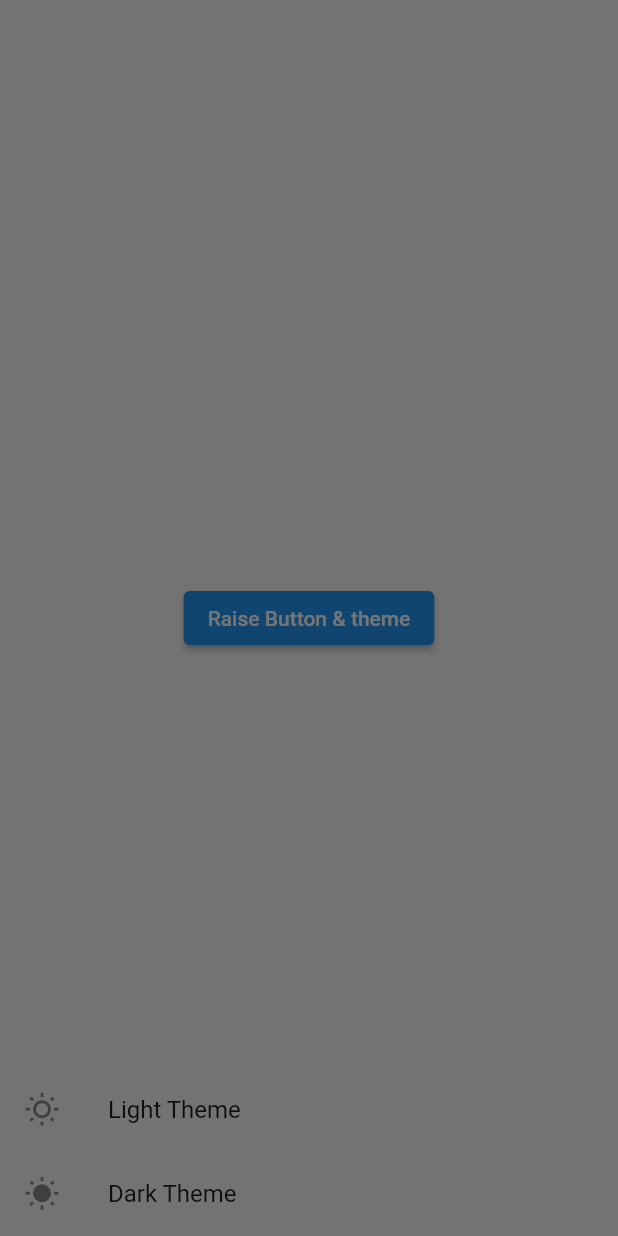
After one commit to zonphyozaw/LEARN-GetX, a Flutter app: the screen it shows after launch, after a tap on "Raise Button & theme", on a phone screen of 412 x 824 dp. The commit adds this screen. Run offline on Flutter 3.47's test engine with Material 2 defaults, Android fonts, the phone set to English and light mode, and no system bars; our stand-ins replace get.

Commit message:
bottomsheet x

```diff
--- /dev/null
+++ b/lib/bottom_sheet.dart
@@ -0,0 +1,49 @@
+import 'package:flutter/animation.dart';
+import 'package:flutter/cupertino.dart';
+import 'package:flutter/material.dart';
+import 'package:get/get.dart';
+
+class BottomSheetX extends StatelessWidget {
+  const BottomSheetX({Key? key}) : super(key: key);
+
+  @override
+  Widget build(BuildContext context) {
+    return Scaffold(
+        body: Center(
+          child: ElevatedButton(
+            onPressed: (){
+              Get.bottomSheet(
+                Container(
+                  child: Wrap(
+                    children: [
+                      ListTile(
+                        leading: Icon(Icons.wb_sunny_outlined),
+                        title: Text("Light Theme"),
+                        onTap: ()=>{Get.changeTheme(ThemeData.light())}
+                      ),
+                      ListTile(
+                        leading: Icon(Icons.wb_sunny),
+                        title: Text("Dark Theme"),
+                        onTap: ()=>{Get.changeTheme(ThemeData.dark())},
+                      )
+                    ],
+                  ),
+                ),
+                //backgroundColor: Colors.redAccent
+                //elevation: 2,
+                //persistent: false,
+                //shape: BeveledRectangleBorder()
+                //barrierColor: Colors.red
+                //ignoreSafeArea: false
+                //isScrollControlled: true,
+                //useRootNavigator: false
+                //isDismissible:true
+                //enableDrag: false,
+              );
+            },
+            child: const Text("Raise Button & theme"),
+          ),
+        )
+    );
+  }
+}
--- a/lib/main.dart
+++ b/lib/main.dart
@@ -1,6 +1,6 @@
 import 'package:flutter/material.dart';
 import 'package:get/get_navigation/src/root/get_material_app.dart';
-import 'package:learn_getx/snack_bar.dart';
+import 'package:learn_getx/bottom_sheet.dart';
 
 void main() {
   runApp(const MyApp());
@@ -26,7 +26,7 @@ class MyApp extends StatelessWidget {
         // is not restarted.
         primarySwatch: Colors.blue,
       ),
-      home: const GetxSnackbar(),
+      home: const BottomSheetX(),
     );
   }
 }
```
Also changed, not shown: lib/show_dialog.dart (+42 -47 lines).
